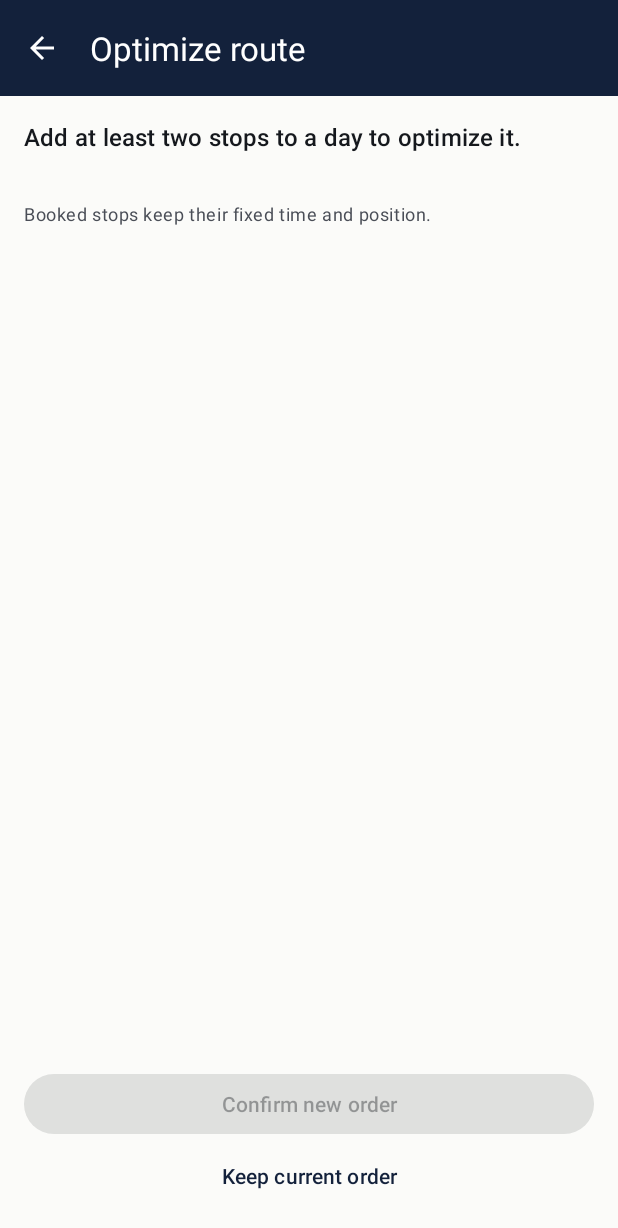
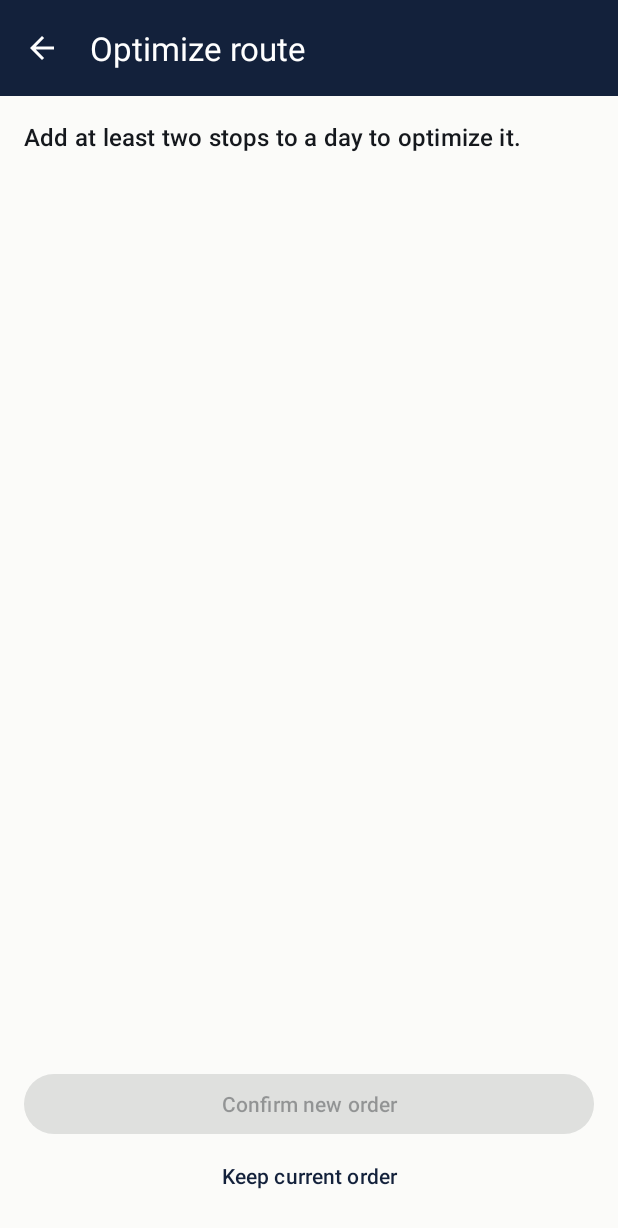
Before and after one commit to Rbndct/TripFit, an Android app: the OptimizeActivity screen opened directly, with no data from a screen before it, on a phone screen of 412 x 824 dp. Shown: the top 1228 px of the screen. Run offline under Robolectric (Android 15) with nearby library versions, the phone set to English and light mode, and no system bars.

Commit message:
fix(ui): optimize critique pass
Only days whose nearest-neighbour order is genuinely shorter (by more
than 0.05 km) are queued, so the screen no longer says 'already
efficient' next to an enabled Confirm, and a longer route can no longer
be applied. Apply is disabled when nothing is queued and while writing,
success shows a Toast that outlives the screen, and rows show the new
distance with 'Was x km' in the subtitle instead of a cramped trailing
pair. Buttons are 48dp, the locked note hides in the empty state, and
the summary is a TalkBack heading.

```diff
--- a/app/src/main/res/layout/activity_optimize.xml
+++ b/app/src/main/res/layout/activity_optimize.xml
@@ -60,6 +60,7 @@
                 app:layoutManager="androidx.recyclerview.widget.LinearLayoutManager" />
 
             <TextView
+                android:id="@+id/text_locked_note"
                 android:layout_width="match_parent"
                 android:layout_height="wrap_content"
                 android:padding="@dimen/space_md"
@@ -83,6 +84,7 @@
             android:id="@+id/button_apply"
             android:layout_width="match_parent"
             android:layout_height="wrap_content"
+            android:minHeight="48dp"
             android:text="@string/action_apply_order" />
 
         <com.google.android.material.button.MaterialButton
@@ -90,6 +92,7 @@
             style="@style/Widget.Material3.Button.TextButton"
             android:layout_width="match_parent"
             android:layout_height="wrap_content"
+            android:minHeight="48dp"
             android:text="@string/action_keep_current" />
 
     </LinearLayout>
--- a/app/src/main/res/values/strings_prototype.xml
+++ b/app/src/main/res/values/strings_prototype.xml
@@ -87,8 +87,11 @@
     <string name="optimize_title">Optimize route</string>
     <string name="optimize_summary">Reordering saves about %1$d min of travel</string>
     <string name="optimize_summary_none">Your route is already efficient</string>
-    <string name="optimize_day_detail">%1$.1f km → %2$.1f km</string>
-    <string name="optimize_order">New order: %1$s</string>
+    <string name="optimize_summary_small">Reordering saves a little travel time</string>
+    <string name="optimize_day_distance">%1$.1f km</string>
+    <string name="optimize_order">New order: %1$s\nWas %2$.1f km</string>
+    <string name="optimize_order_same">Already the shortest order: %1$s</string>
+    <string name="optimize_applied">Route order updated</string>
     <string name="optimize_locked_note">Booked stops keep their fixed time and position.</string>
     <string name="action_apply_order">Confirm new order</string>
     <string name="action_keep_current">Keep current order</string>
```
Also changed, not shown: app/src/main/java/com/itismob/s01/group01/tripfit/OptimizeActivity.java (+57 -13 lines), 1 other file.
